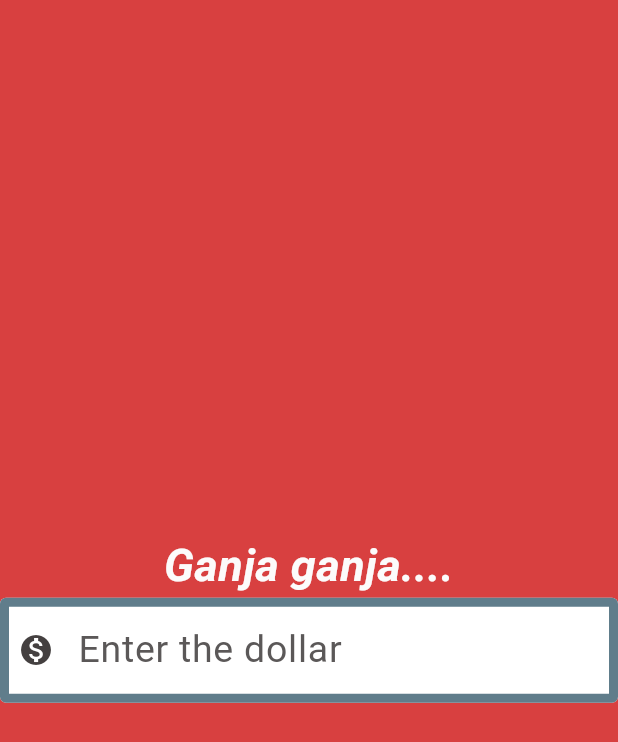
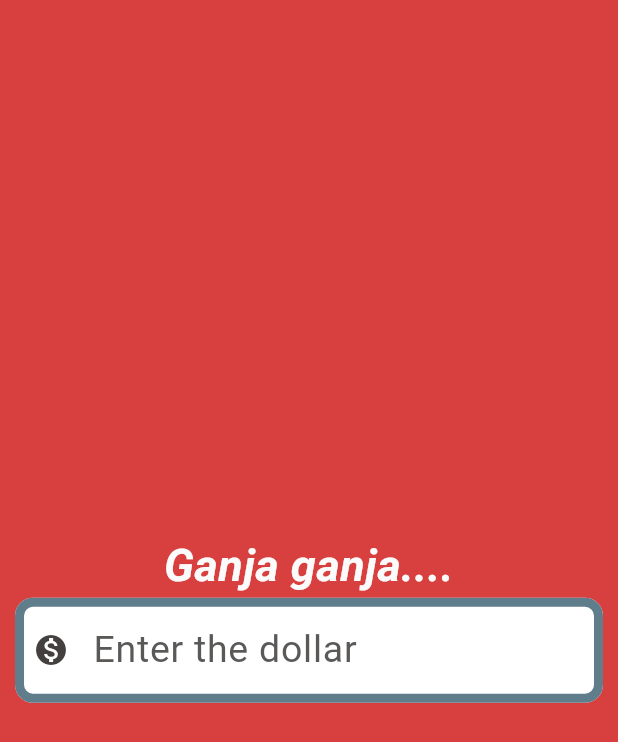
Before and after one commit to i-osama/Currency-Converter, a Flutter app: the screen it shows after launch, on a phone screen of 412 x 824 dp. Shown: the top 742 px of the screen. Run offline on Flutter 3.47's test engine with Material 3 defaults, Android fonts, the phone set to English and light mode, and no system bars.

Commit message:
container

```diff
--- a/lib/currency_converter_material.dart
+++ b/lib/currency_converter_material.dart
@@ -20,7 +20,9 @@ class CurrencyConverterMaterial extends StatelessWidget {
                     fontWeight: FontWeight.bold,
                     color: Color.fromARGB(255, 252, 251, 251)),
               ),
-              TextField(
+              Container(
+                padding: const EdgeInsets.only(left: 10, right: 10),
+                child: TextField(
                   style: const TextStyle(fontSize: 25),
                   decoration: InputDecoration(
                       hintText: "Enter the dollar",
@@ -28,11 +30,15 @@ class CurrencyConverterMaterial extends StatelessWidget {
                           color: Color.fromARGB(255, 91, 88, 88),
                           fontWeight: FontWeight.normal),
                       prefixIcon: const Icon(Icons.monetization_on),
-                    prefixIconColor: Color.fromARGB(255, 68, 64, 64),
+                      prefixIconColor: const Color.fromARGB(255, 68, 64, 64),
                       fillColor: Colors.white,
                       filled: true,
                       enabledBorder: const OutlineInputBorder(
-                      borderSide: BorderSide(color: Colors.blueGrey, width: 6),
+                        borderSide:
+                            BorderSide(color: Colors.blueGrey, width: 6),
+                        borderRadius: BorderRadius.horizontal(
+                            right: Radius.circular(12),
+                            left: Radius.circular(12)),
                       ),
                       focusedBorder: OutlineInputBorder(
                         borderSide: const BorderSide(
@@ -47,6 +53,7 @@ class CurrencyConverterMaterial extends StatelessWidget {
                             BorderRadius.circular(60),
                       )),
                 ),
+              ),
             ]),
           ),
         ),
```
Lines whose indentation alone changed are shown as unchanged.
